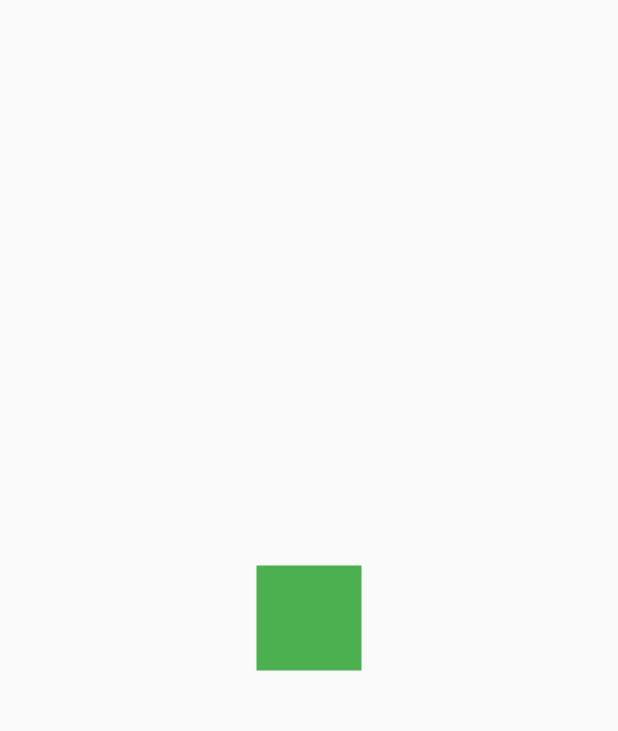
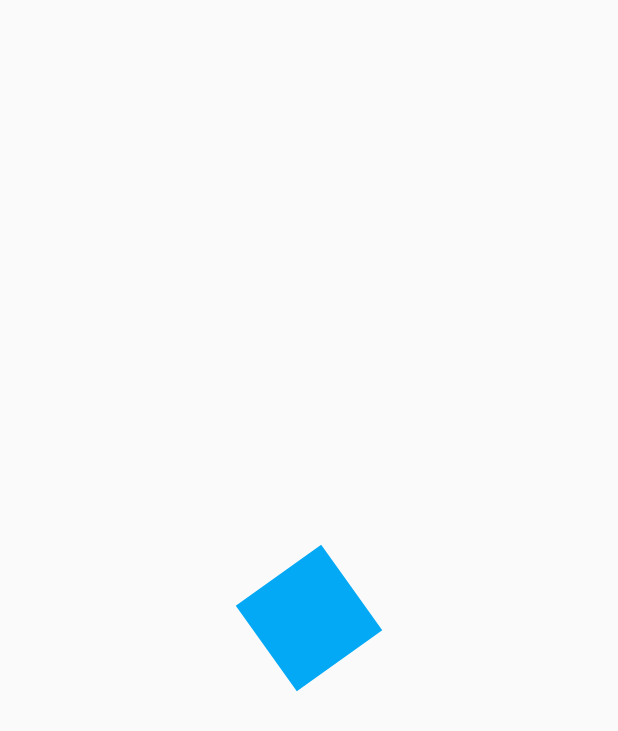
Before and after one commit to KevinSantizo/FLUTTER-DESSIGN-SECCION-ONE, a Flutter app: the AnimationPage screen opened directly, on a phone screen of 412 x 824 dp. Shown: the top 731 px of the screen. Run offline on Flutter 3.47's test engine with Material 2 defaults, Android fonts, the phone set to English and light mode, and no system bars; our stand-ins replace material_design_icons_flutter.

```diff
--- a/lib/src/pages/animations_page.dart
+++ b/lib/src/pages/animations_page.dart
@@ -37,7 +37,18 @@ class _SqareAnimatedState extends State<SqareAnimated> with  SingleTickerProvide
 
   @override
   Widget build(BuildContext context) {
-    return _Rectangle();
+
+    animationController.forward();
+    return AnimatedBuilder(
+      animation: animationController,
+      // child: child,
+      builder: (BuildContext context, Widget child) {
+        return Transform.rotate(
+          angle: rotation.value,
+          child: _Rectangle()
+        );
+      },
+    );
   }
 }
 
@@ -51,7 +62,7 @@ class _Rectangle extends StatelessWidget {
         width: 70,
         height: 70,
         decoration: BoxDecoration(
-          color: Colors.green
+          color: Colors.lightBlue
         ),
       );
     }
```
